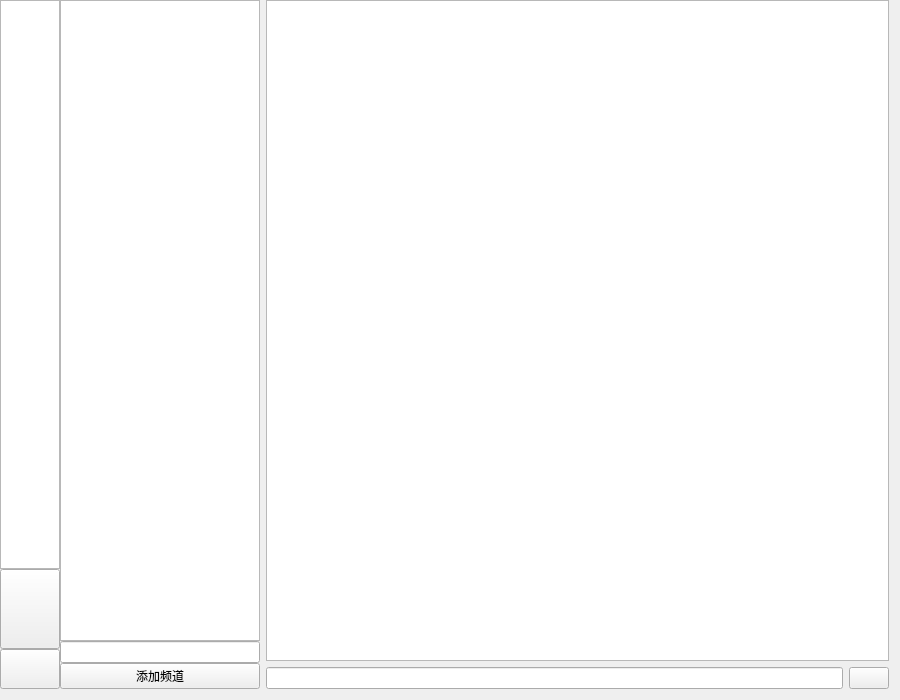
First picture: the form in src/ui/widget.ui, repository colutius/colutius, before the edit.
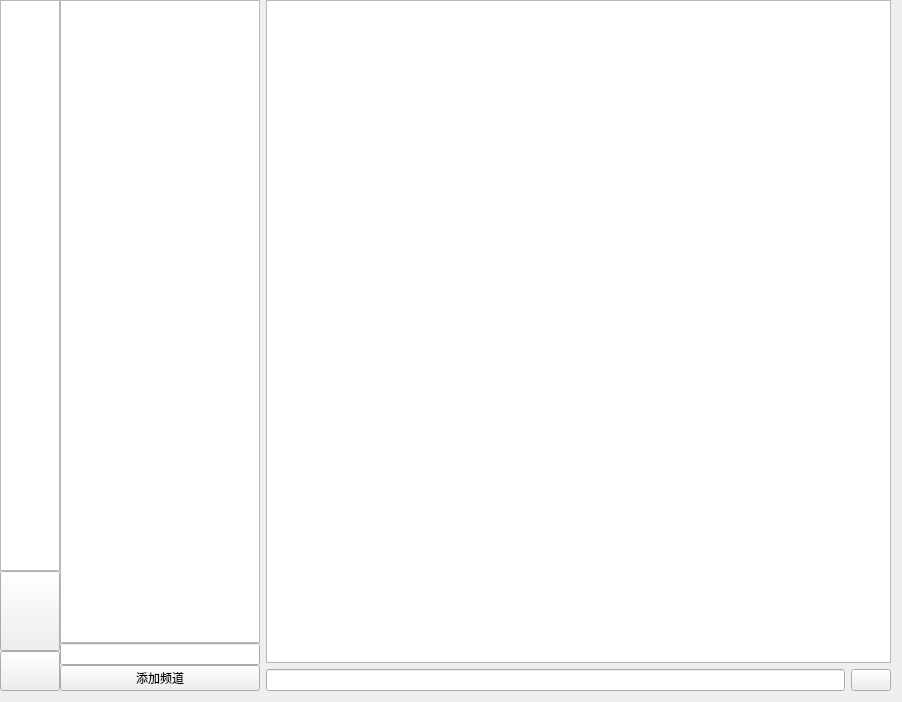
Second picture: the form after the edit. Icons and pictures are not drawn.

```diff
--- a/src/ui/widget.ui
+++ b/src/ui/widget.ui
@@ -6,8 +6,8 @@
    <rect>
     <x>0</x>
     <y>0</y>
-    <width>900</width>
-    <height>700</height>
+    <width>902</width>
+    <height>702</height>
    </rect>
   </property>
   <property name="windowTitle">
```
Left out of the diff: 8 changed lines with no effect on the pictures.
